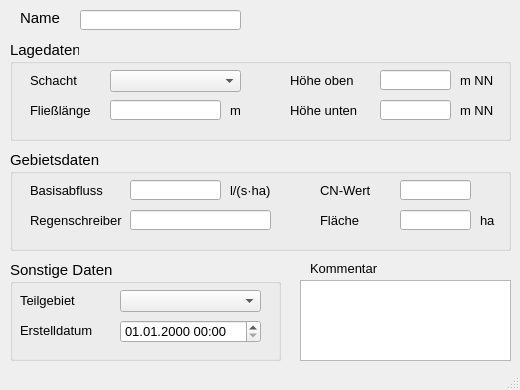
This is qkan/forms/qkan_aussengebiete.ui in hoettges/QKan as Qt 5 draws it before an edit. The edited form follows.
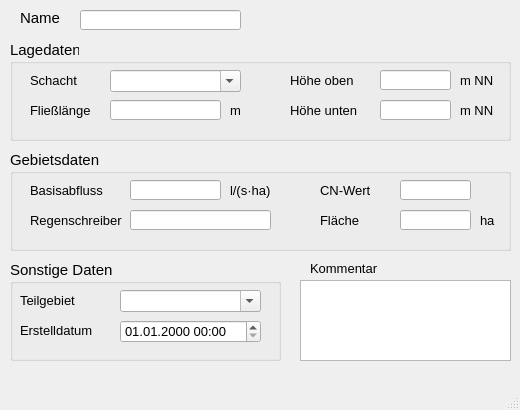
This is the edited form. Custom widgets are drawn as their Qt base class.

```diff
--- a/qkan/forms/qkan_aussengebiete.ui
+++ b/qkan/forms/qkan_aussengebiete.ui
@@ -10,13 +10,13 @@
     <x>0</x>
     <y>0</y>
     <width>520</width>
-    <height>390</height>
+    <height>410</height>
    </rect>
   </property>
   <property name="minimumSize">
    <size>
     <width>520</width>
-    <height>390</height>
+    <height>410</height>
    </size>
   </property>
   <property name="font">
@@ -170,6 +170,9 @@
      <property name="statusTip">
       <string>zur Zuordnung auf ein selbstständig festgelegtes Teilgebiet</string>
      </property>
+     <property name="editable">
+      <bool>true</bool>
+     </property>
     </widget>
     <widget class="QgsDateTimeEdit" name="createdat">
      <property name="geometry">
@@ -258,6 +261,9 @@
      <property name="statusTip">
       <string>Schacht, an den das Außengebiet angeschlossen ist</string>
      </property>
+     <property name="editable">
+      <bool>true</bool>
+     </property>
     </widget>
     <widget class="QLabel" name="label_12">
      <property name="geometry">
```
Left out of the diff: 2 changed lines with no effect on the pictures.
